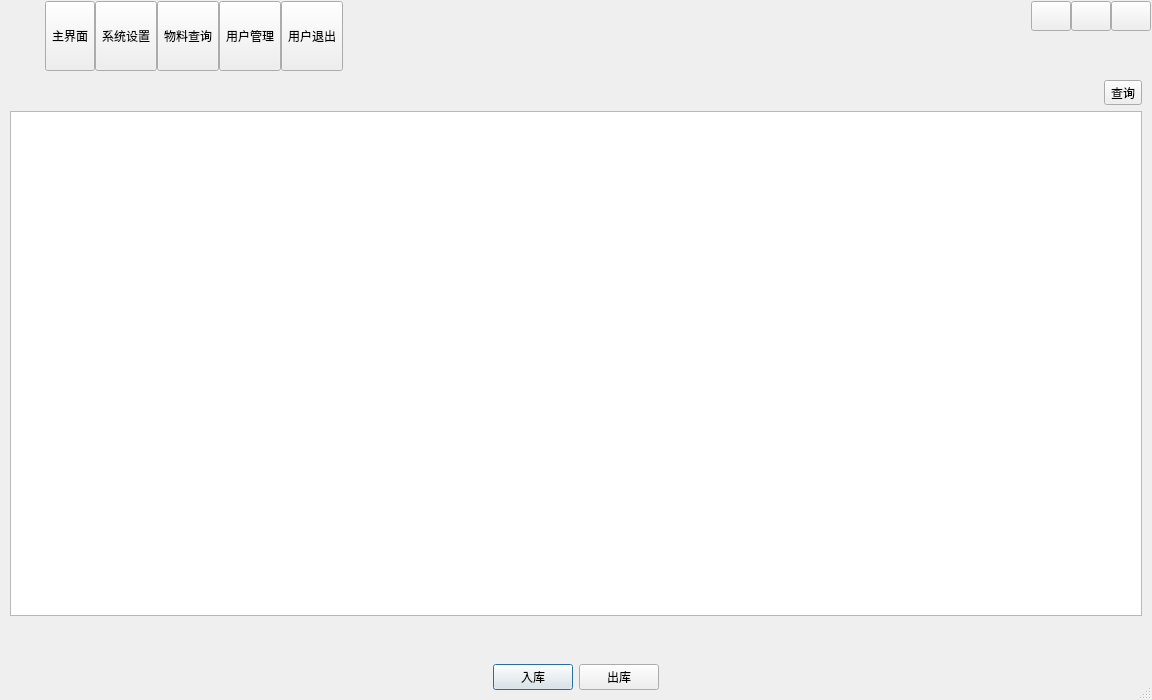
Qt form uidemo01.ui (heathen557/materialManagement) before a commit.
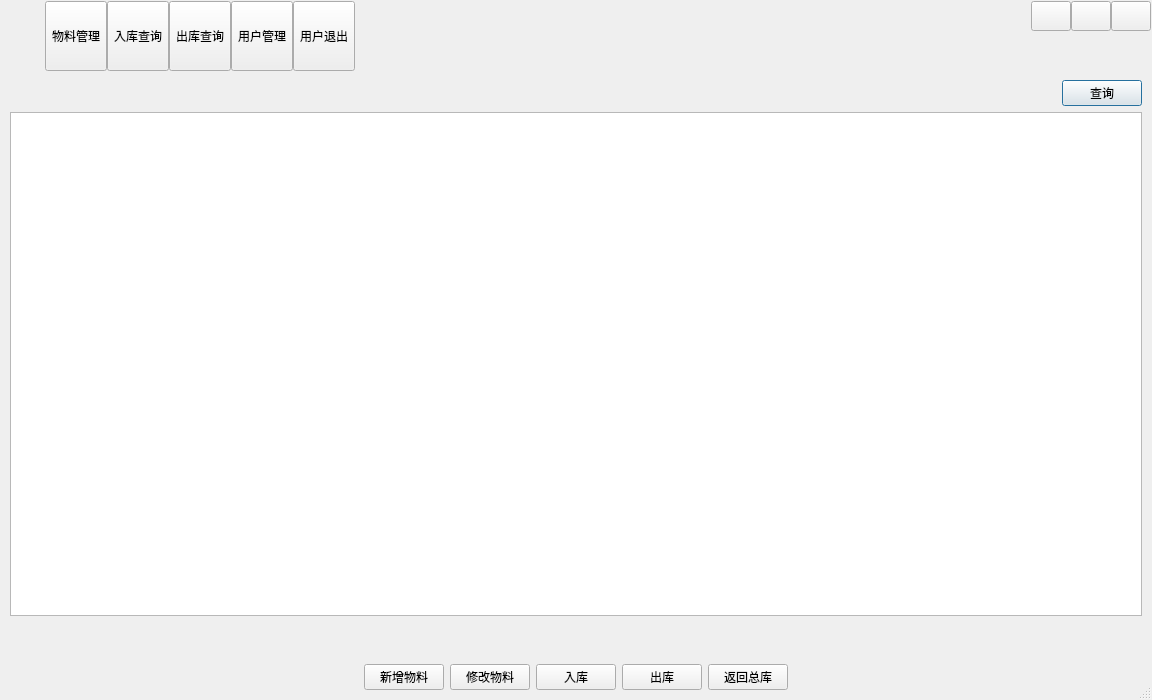
The same form after that commit. Icons and pictures are not drawn.

Commit message: 1、基本查询语句已经改写完成；下一步做主窗口的查询功能

```diff
--- a/uidemo01.ui
+++ b/uidemo01.ui
@@ -106,7 +106,7 @@
             </sizepolicy>
            </property>
            <property name="text">
-            <string>主界面</string>
+            <string>物料管理</string>
            </property>
            <property name="icon">
             <iconset resource="main.qrc">
@@ -126,7 +126,7 @@
             </sizepolicy>
            </property>
            <property name="text">
-            <string>系统设置</string>
+            <string>入库查询</string>
            </property>
            <property name="icon">
             <iconset resource="main.qrc">
@@ -146,7 +146,7 @@
             </sizepolicy>
            </property>
            <property name="text">
-            <string>物料查询</string>
+            <string>出库查询</string>
            </property>
            <property name="icon">
             <iconset resource="main.qrc">
@@ -348,7 +348,7 @@
      <widget class="QWidget" name="page1">
       <layout class="QGridLayout" name="gridLayout" rowstretch="1,14,1,1" rowminimumheight="0,0,0,0">
        <item row="0" column="0">
-        <layout class="QHBoxLayout" name="horizontalLayout" stretch="5,1">
+        <layout class="QHBoxLayout" name="horizontalLayout" stretch="5,0">
          <item>
           <spacer name="horizontalSpacer_2">
            <property name="orientation">
@@ -363,7 +363,7 @@
           </spacer>
          </item>
          <item>
-          <widget class="QToolButton" name="toolButton">
+          <widget class="QPushButton" name="managerQuery_pushButton">
            <property name="text">
             <string>查询</string>
            </property>
@@ -378,7 +378,7 @@
         <widget class="QWidget" name="widget" native="true"/>
        </item>
        <item row="3" column="0">
-        <layout class="QHBoxLayout" name="horizontalLayout_4" stretch="6,1,1,6">
+        <layout class="QHBoxLayout" name="horizontalLayout_4" stretch="6,0,0,1,1,0,6">
          <item>
           <spacer name="horizontalSpacer_3">
            <property name="orientation">
@@ -393,7 +393,21 @@
           </spacer>
          </item>
          <item>
-          <widget class="QPushButton" name="pushButton">
+          <widget class="QPushButton" name="addMaterial_pushButton">
+           <property name="text">
+            <string>新增物料</string>
+           </property>
+          </widget>
+         </item>
+         <item>
+          <widget class="QPushButton" name="alterMaterial_pushButton">
+           <property name="text">
+            <string>修改物料</string>
+           </property>
+          </widget>
+         </item>
+         <item>
+          <widget class="QPushButton" name="inBound_pushButton">
            <property name="text">
             <string>入库</string>
            </property>
@@ -406,6 +420,13 @@
            </property>
           </widget>
          </item>
+         <item>
+          <widget class="QPushButton" name="pushButton">
+           <property name="text">
+            <string>返回总库</string>
+           </property>
+          </widget>
+         </item>
          <item>
           <spacer name="horizontalSpacer_4">
            <property name="orientation">
```
Left out of the diff: 6 changed lines with no effect on the pictures. The commit also changes 22 other files.
